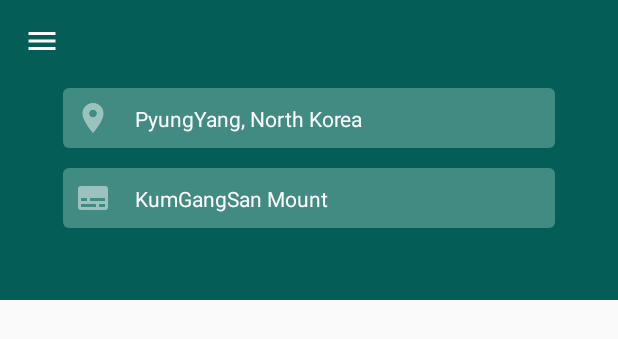
After one commit to Team-JustGo/App_For-Competition, an Android app: the layout activity_arrive.xml on its own in the app's theme, with its tools: preview values and no code run, on a phone screen of 412 x 824 dp. The commit adds this screen. Shown: the top 339 px of the screen. Run offline under Robolectric (Android 15) with nearby library versions, the light colour scheme and no system bars.

Commit message:
finished xml all

```diff
--- /dev/null
+++ b/app/src/main/res/drawable/back_fm_round_shape_arrive.xml
@@ -0,0 +1,11 @@
+<?xml version="1.0" encoding="utf-8"?>
+<shape xmlns:android="http://schemas.android.com/apk/res/android"
+    android:shape="rectangle">
+
+    <solid android:color="@color/colorWhite"/>
+
+    <corners android:topLeftRadius="10dp"
+        android:topRightRadius="10dp"/>
+
+
+</shape>
--- /dev/null
+++ b/app/src/main/res/drawable/back_tv_round_shape_arrive.xml
@@ -0,0 +1,9 @@
+<?xml version="1.0" encoding="utf-8"?>
+<shape xmlns:android="http://schemas.android.com/apk/res/android"
+    android:shape="rectangle">
+
+    <solid android:color="@color/colorArriveBack"/>
+
+    <corners android:radius="4dp"/>
+
+</shape>
--- /dev/null
+++ b/app/src/main/res/layout/activity_arrive.xml
@@ -0,0 +1,111 @@
+<?xml version="1.0" encoding="utf-8"?>
+<android.support.constraint.ConstraintLayout xmlns:android="http://schemas.android.com/apk/res/android"
+    xmlns:app="http://schemas.android.com/apk/res-auto"
+    android:layout_width="match_parent"
+    android:layout_height="match_parent">
+
+    <android.support.constraint.ConstraintLayout
+        android:layout_width="match_parent"
+        android:layout_height="200dp"
+        android:background="@color/colorMain">
+
+        <ImageView
+            android:id="@+id/arrive_navi_img"
+            android:layout_width="24dp"
+            android:layout_height="24dp"
+            android:layout_marginStart="16dp"
+            android:layout_marginTop="15dp"
+            android:src="@drawable/ic_navi_arrive"
+            app:layout_constraintStart_toStartOf="parent"
+            app:layout_constraintTop_toTopOf="parent" />
+
+        <android.support.design.widget.TabLayout
+            android:id="@+id/arrive_tab"
+            android:layout_width="288dp"
+            android:layout_height="35dp"
+            android:layout_marginTop="10dp"
+            app:layout_constraintBottom_toTopOf="@id/arrive_area_layout"
+            app:layout_constraintEnd_toEndOf="parent"
+            app:layout_constraintStart_toEndOf="@id/arrive_navi_img"
+            app:layout_constraintTop_toTopOf="parent" />
+
+        <android.support.constraint.ConstraintLayout
+            android:background="@drawable/back_tv_round_shape_arrive"
+            android:id="@+id/arrive_area_layout"
+            android:layout_width="328dp"
+            android:layout_height="40dp"
+            android:layout_marginTop="13dp"
+            app:layout_constraintEnd_toEndOf="parent"
+            app:layout_constraintStart_toStartOf="parent"
+            app:layout_constraintTop_toBottomOf="@id/arrive_tab">
+
+            <ImageView
+                android:id="@+id/arrive_area_img"
+                android:layout_width="24dp"
+                android:layout_height="24dp"
+                android:layout_marginLeft="8dp"
+                android:src="@drawable/ic_area_arrive"
+                app:layout_constraintBottom_toBottomOf="parent"
+                app:layout_constraintStart_toStartOf="parent"
+                app:layout_constraintTop_toTopOf="parent" />
+
+            <TextView
+                android:textColor="@color/colorWhite"
+                android:text="PyungYang, North Korea"
+                android:textSize="14sp"
+                android:layout_marginLeft="48dp"
+                app:layout_constraintStart_toStartOf="parent"
+                app:layout_constraintBottom_toBottomOf="parent"
+                app:layout_constraintTop_toTopOf="parent"
+                android:layout_width="wrap_content"
+                android:layout_height="wrap_content" />
+
+        </android.support.constraint.ConstraintLayout>
+
+        <android.support.constraint.ConstraintLayout
+            android:background="@drawable/back_tv_round_shape_arrive"
+            android:id="@+id/arrive_place_layout"
+            android:layout_width="328dp"
+            android:layout_height="40dp"
+            android:layout_marginTop="13dp"
+            app:layout_constraintEnd_toEndOf="parent"
+            app:layout_constraintStart_toStartOf="parent"
+            app:layout_constraintTop_toBottomOf="@id/arrive_area_layout">
+
+            <ImageView
+                android:src="@drawable/ic_place_arrive"
+                android:layout_marginLeft="8dp"
+                android:id="@+id/arrive_place_img"
+                android:layout_width="24dp"
+                android:layout_height="24dp"
+                app:layout_constraintBottom_toBottomOf="parent"
+                app:layout_constraintStart_toStartOf="parent"
+                app:layout_constraintTop_toTopOf="parent" />
+
+            <TextView
+                android:text="KumGangSan Mount"
+                android:textColor="@color/colorWhite"
+                android:layout_marginLeft="48dp"
+                android:textSize="14sp"
+                app:layout_constraintStart_toStartOf="parent"
+                app:layout_constraintBottom_toBottomOf="parent"
+                app:layout_constraintTop_toTopOf="parent"
+                android:layout_width="wrap_content"
+                android:layout_height="wrap_content" />
+
+        </android.support.constraint.ConstraintLayout>
+
+    </android.support.constraint.ConstraintLayout>
+
+
+    <android.support.v4.view.ViewPager
+        android:id="@+id/arrive_viewpager"
+        android:layout_width="match_parent"
+        android:layout_height="396dp"
+        android:background="@drawable/back_fm_round_shape_arrive"
+        app:layout_constraintBottom_toBottomOf="parent">
+
+    </android.support.v4.view.ViewPager>
+
+
+</android.support.constraint.ConstraintLayout>
--- a/app/src/main/res/values/colors.xml
+++ b/app/src/main/res/values/colors.xml
@@ -3,4 +3,9 @@
     <color name="colorPrimary">#3F51B5</color>
     <color name="colorPrimaryDark">#303F9F</color>
     <color name="colorAccent">#FF4081</color>
+    <color name="colorMain">#045d56</color>
+    <color name="colorWhite">#fff</color>
+    <color name="colorBlack">#000</color>
+    <color name="colorArriveBack">#418b82</color>
+    <color name="colorStatusBar">#00332d</color>
 </resources>
--- a/app/src/main/res/values/styles.xml
+++ b/app/src/main/res/values/styles.xml
@@ -6,6 +6,7 @@
         <item name="colorPrimary">@color/colorPrimary</item>
         <item name="colorPrimaryDark">@color/colorPrimaryDark</item>
         <item name="colorAccent">@color/colorAccent</item>
+        <item name="android:statusBarColor">@color/colorStatusBar</item>
     </style>
 
 </resources>
```
Also changed, not shown: app/src/main/res/drawable/back_img_round_shape_arrive.xml (added, +9 -0 lines), app/src/main/res/layout/fragment_arrive_food.xml (added, +29 -0 lines), app/src/main/res/layout/fragment_arrive_info.xml (added, +32 -0 lines), app/src/main/res/layout/fragment_arrive_nearby.xml (added, +29 -0 lines), app/src/main/res/layout/item_arrive.xml (added, +48 -0 lines), app/src/main/res/drawable/ic_area_arrive.png (added), app/src/main/res/drawable/ic_navi_arrive.png (added), app/src/main/res/drawable/ic_place_arrive.png (added).
